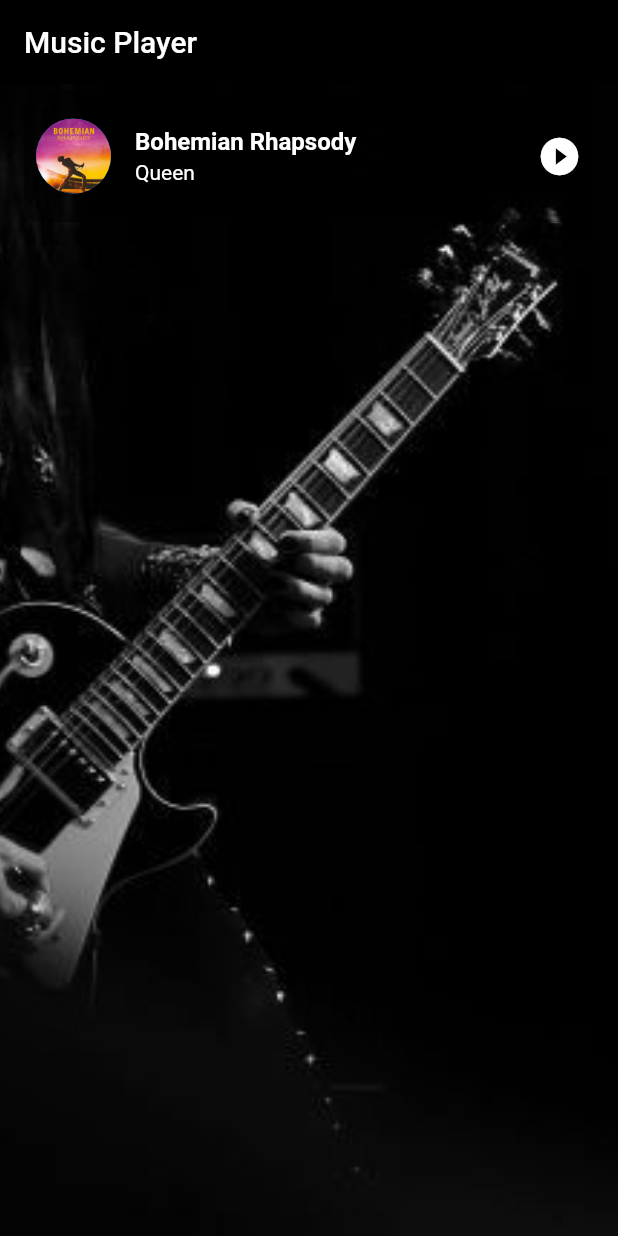
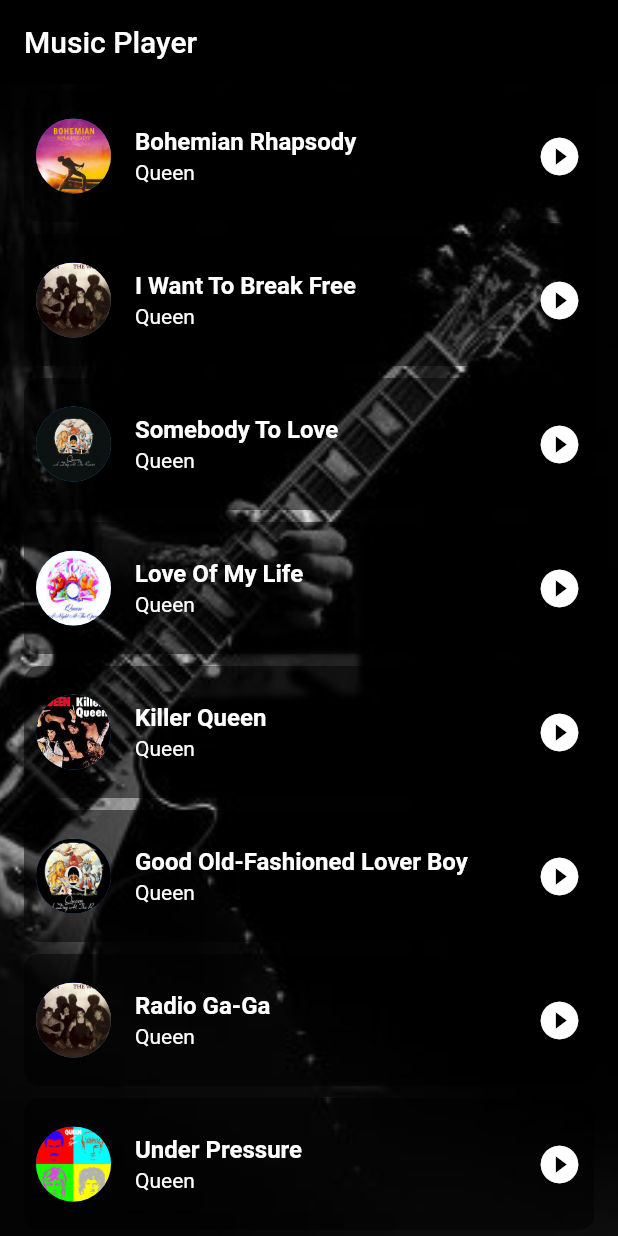
Before and after one commit to NnnnnnD/Music-Player.app, a Flutter app: the screen it shows after launch, on a phone screen of 412 x 824 dp. Run offline on Flutter 3.47's test engine with Material 2 defaults, Android fonts, the phone set to English and light mode, and no system bars; our stand-ins replace audioplayers.

Commit message:
Updating Music List

```diff
--- a/lib/MyApp/music_list.dart
+++ b/lib/MyApp/music_list.dart
@@ -5,17 +5,17 @@
 
 class MusicListPage extends StatelessWidget {
   final List<Music> musicList = [
-    Music('Bohemian Rhapsody', 'Queen', 'assets/images/Cover1.jpeg', 'assets/audio/Song1.mp3'),
-    /*Music('I Want To Break Free', 'Queen', 'assets/images/Cover2.jpeg'),
-    Music('Somebody To Love', 'Queen', 'assets/images/Cover3.jpeg'),
-    Music('Love Of My Life', 'Queen', 'assets/images/Cover4.jpeg'),
-    Music('Killer Queen', 'Queen', 'assets/images/Cover5.jpeg'),
-    Music('Good Old-Fashioned Lover Boy', 'Queen', 'assets/images/Cover6.jpeg'),
-    Music('Radio Ga-Ga', 'Queen', 'assets/images/Cover7.jpeg'),
-    Music('Under Pressure', 'Queen', 'assets/images/Cover8.jpeg'),
-    Music('We Will Rock You', 'Queen', 'assets/images/Cover9.jpeg'),
-    Music("Don't Stop Me Now", 'Queen', 'assets/images/Cover10.jpeg'),
-    */
+    Music('Bohemian Rhapsody', 'Queen', 'assets/images/Cover1.jpeg', 'assets/audio/Bohemian Rhapsody.mp3'),
+    Music('I Want To Break Free', 'Queen', 'assets/images/Cover2.jpeg','assets/audio/Don\'t Stop Me Now.mp3'),
+    Music('Somebody To Love', 'Queen', 'assets/images/Cover3.jpeg','assets/audio/Good Old Fashioned Lover Boy'),
+    Music('Love Of My Life', 'Queen', 'assets/images/Cover4.jpeg','assets/audio/I Want to Break Free'),
+    Music('Killer Queen', 'Queen', 'assets/images/Cover5.jpeg','assets/audio/Killer Queen'),
+    Music('Good Old-Fashioned Lover Boy', 'Queen', 'assets/images/Cover6.jpeg','assets/audio/Love of My Life'),
+    Music('Radio Ga-Ga', 'Queen', 'assets/images/Cover7.jpeg','assets/audio/Radio Ga Ga'),
+    Music('Under Pressure', 'Queen', 'assets/images/Cover8.jpeg','assets/audio/Somebody To Love'),
+    Music('We Will Rock You', 'Queen', 'assets/images/Cover9.jpeg','assets/audio/Under Pressure'),
+    Music("Don't Stop Me Now", 'Queen', 'assets/images/Cover10.jpeg','assets/audio/We Will Rock You'),
+
   ];
 
   @override
--- a/lib/MyApp/music_player.dart
+++ b/lib/MyApp/music_player.dart
@@ -228,10 +228,16 @@
 
 class MusicListPage extends StatelessWidget {
   final List<Music> musicList = [
-    Music('Bohemian Rhapsody', 'Queen', 'assets/images/Cover1.jpeg', 'assets/audio/Song1.mp3'),
-    //Music('I Want To Break Free', 'Queen', 'assets/images/Cover2.jpeg', 'assets/audio/song2.mp3'),
-    //Music('Somebody To Love', 'Queen', 'assets/images/Cover3.jpeg', 'assets/audio/song3.mp3'),
-    // ....
+    Music('Bohemian Rhapsody', 'Queen', 'assets/images/Cover1.jpeg', 'assets/audio/Bohemian Rhapsody.mp3'),
+    Music('I Want To Break Free', 'Queen', 'assets/images/Cover2.jpeg','assets/audio/Don\'t Stop Me Now.mp3'),
+    Music('Somebody To Love', 'Queen', 'assets/images/Cover3.jpeg','assets/audio/Good Old Fashioned Lover Boy'),
+    Music('Love Of My Life', 'Queen', 'assets/images/Cover4.jpeg','assets/audio/I Want to Break Free'),
+    Music('Killer Queen', 'Queen', 'assets/images/Cover5.jpeg','assets/audio/Killer Queen'),
+    Music('Good Old-Fashioned Lover Boy', 'Queen', 'assets/images/Cover6.jpeg','assets/audio/Love of My Life'),
+    Music('Radio Ga-Ga', 'Queen', 'assets/images/Cover7.jpeg','assets/audio/Radio Ga Ga'),
+    Music('Under Pressure', 'Queen', 'assets/images/Cover8.jpeg','assets/audio/Somebody To Love'),
+    Music('We Will Rock You', 'Queen', 'assets/images/Cover9.jpeg','assets/audio/Under Pressure'),
+    Music("Don't Stop Me Now", 'Queen', 'assets/images/Cover10.jpeg','assets/audio/We Will Rock You'),
   ];
 
   @override
```
